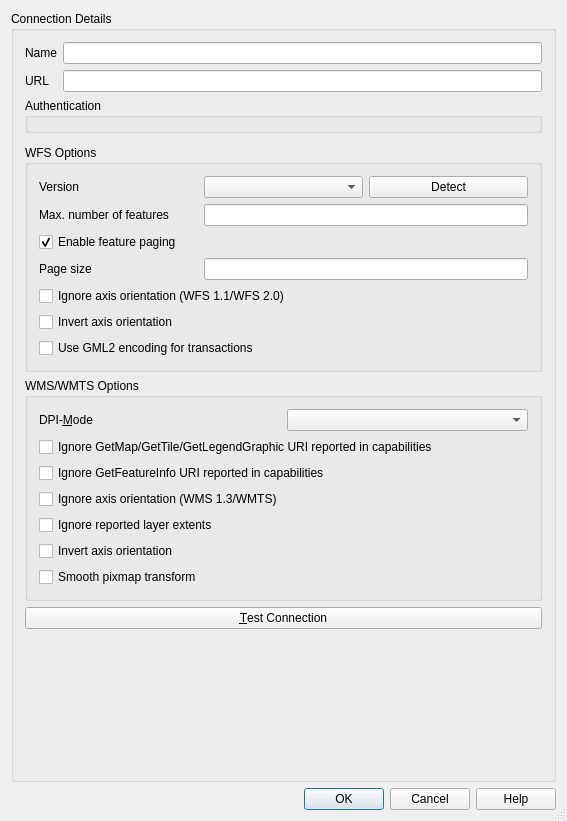
Above: src/ui/qgsnewhttpconnectionbase.ui from carsmie/QGIS before the change. Below: the same form after it.
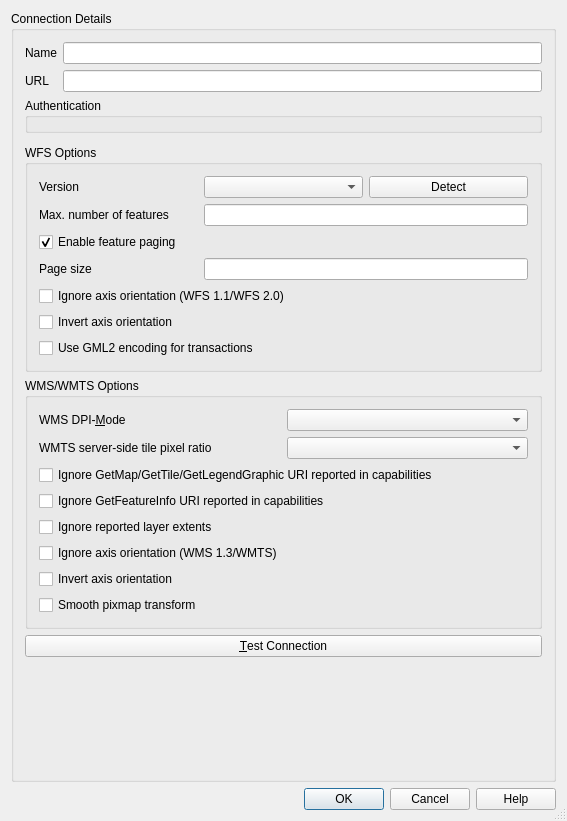
That is the form after the change. Custom widgets are drawn as their Qt base class.

```diff
--- a/src/ui/qgsnewhttpconnectionbase.ui
+++ b/src/ui/qgsnewhttpconnectionbase.ui
@@ -140,35 +140,35 @@
          <string>WMS/WMTS Options</string>
         </property>
         <layout class="QGridLayout" name="gridLayout_2">
-         <item row="3" column="0" colspan="2">
+         <item row="5" column="0" colspan="2">
           <widget class="QCheckBox" name="cbxWmsIgnoreAxisOrientation">
            <property name="text">
             <string>Ignore axis orientation (WMS 1.3/WMTS)</string>
            </property>
           </widget>
          </item>
-         <item row="2" column="0" colspan="2">
+         <item row="3" column="0" colspan="2">
           <widget class="QCheckBox" name="cbxIgnoreGetFeatureInfoURI">
            <property name="text">
             <string>Ignore GetFeatureInfo URI reported in capabilities</string>
            </property>
           </widget>
          </item>
-         <item row="1" column="0" colspan="2">
+         <item row="2" column="0" colspan="2">
           <widget class="QCheckBox" name="cbxIgnoreGetMapURI">
            <property name="text">
             <string>Ignore GetMap/GetTile/GetLegendGraphic URI reported in capabilities</string>
            </property>
           </widget>
          </item>
-         <item row="9" column="0" colspan="2">
+         <item row="10" column="0" colspan="2">
           <widget class="QCheckBox" name="cbxSmoothPixmapTransform">
            <property name="text">
             <string>Smooth pixmap transform</string>
            </property>
           </widget>
          </item>
-         <item row="5" column="0" colspan="2">
+         <item row="6" column="0" colspan="2">
           <widget class="QCheckBox" name="cbxWmsInvertAxisOrientation">
            <property name="text">
             <string>Invert axis orientation</string>
@@ -181,13 +181,26 @@
          <item row="0" column="0">
           <widget class="QLabel" name="lblDpiMode">
            <property name="text">
-            <string>DPI-&amp;Mode</string>
+            <string>WMS DPI-&amp;Mode</string>
            </property>
            <property name="buddy">
             <cstring>cmbDpiMode</cstring>
            </property>
           </widget>
          </item>
+         <item row="1" column="1">
+          <widget class="QComboBox" name="cmbTilePixelRatio"/>
+         </item>
+         <item row="1" column="0">
+          <widget class="QLabel" name="lblTilePixelRatio">
+           <property name="text">
+            <string>WMTS server-side tile pixel ratio</string>
+           </property>
+           <property name="buddy">
+            <cstring>cmbTilePixelRatio</cstring>
+           </property>
+          </widget>
+         </item>
          <item row="4" column="0" colspan="2">
           <widget class="QCheckBox" name="cbxWmsIgnoreReportedLayerExtents">
            <property name="text">
```
